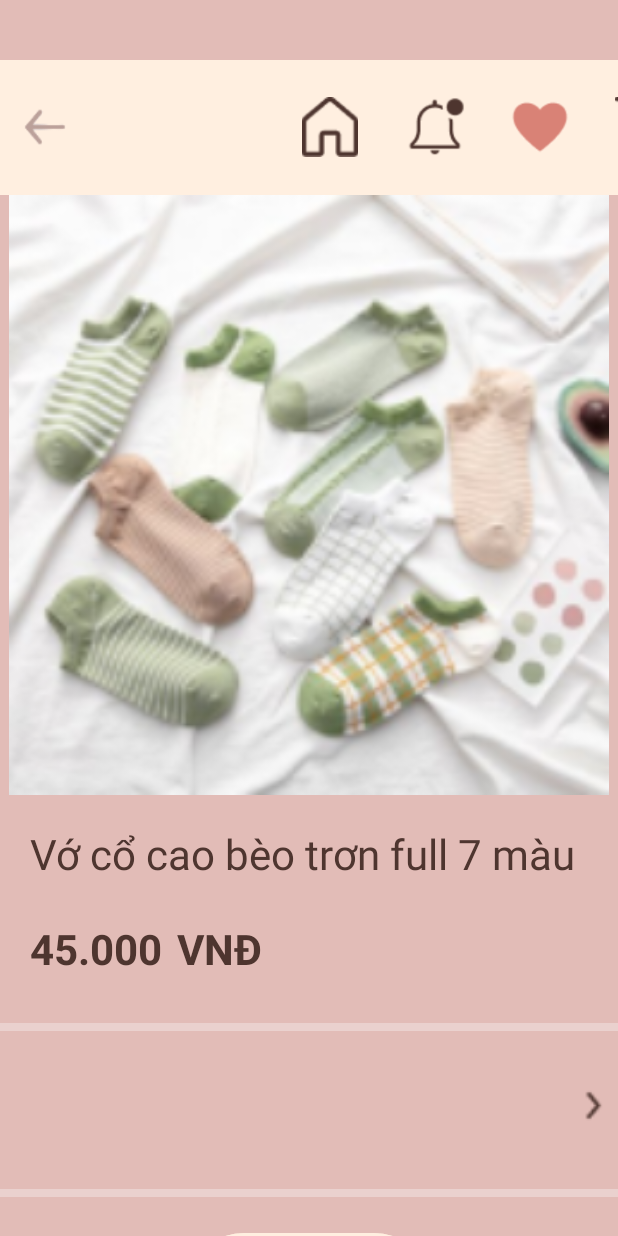
After one commit to thanhson539/DuAn1Application, an Android app: the layout activity_chi_tiet_san_pham.xml on its own in the app's theme, with its tools: preview values and no code run, on a phone screen of 412 x 824 dp. The commit adds this screen. Run offline under Robolectric (Android 15) with nearby library versions, the phone set to English and light mode, and no system bars.

Commit message:
this is all about my activity chitietsanpham(still have more to comit)

```diff
--- a/app/src/main/AndroidManifest.xml
+++ b/app/src/main/AndroidManifest.xml
@@ -1,6 +1,6 @@
 <?xml version="1.0" encoding="utf-8"?>
 <manifest xmlns:android="http://schemas.android.com/apk/res/android"
-    xmlns:tools="http://schemas.android.com/tools" >
+    xmlns:tools="http://schemas.android.com/tools">
 
     <application
         android:allowBackup="true"
@@ -11,7 +11,10 @@
         android:roundIcon="@mipmap/ic_launcher_round"
         android:supportsRtl="true"
         android:theme="@style/Theme.DuAn1Application"
-        tools:targetApi="31" >
+        tools:targetApi="31">
+        <activity
+            android:name=".Activities.ChiTietSanPhamActivity"
+            android:exported="false" />
         <activity
             android:name=".Activities.DangKyTaiKhoanActivity"
             android:exported="false" />
@@ -23,7 +26,7 @@
             android:exported="false" />
         <activity
             android:name=".Activities.ManHinhChaoActivity"
-            android:exported="true" >
+            android:exported="true">
             <intent-filter>
                 <action android:name="android.intent.action.MAIN" />
 
--- /dev/null
+++ b/app/src/main/java/md18202/nhom2/duan1application/Activities/ChiTietSanPhamActivity.java
@@ -0,0 +1,45 @@
+package md18202.nhom2.duan1application.Activities;
+
+import androidx.appcompat.app.AppCompatActivity;
+
+import android.content.Intent;
+import android.os.Bundle;
+import android.widget.Button;
+import android.widget.ImageView;
+import android.widget.TextView;
+
+import com.squareup.picasso.Picasso;
+
+import md18202.nhom2.duan1application.Models.SanPham;
+import md18202.nhom2.duan1application.R;
+
+public class ChiTietSanPhamActivity extends AppCompatActivity {
+    ImageView imgAnh_sanpham_chitiet;
+    TextView tvTen_sanpham_chitiet, tvGia_sanpham_chitiet;
+    Button btnChon_mua;
+    SanPham sanPham;
+    @Override
+    protected void onCreate(Bundle savedInstanceState) {
+        super.onCreate(savedInstanceState);
+        setContentView(R.layout.activity_chi_tiet_san_pham);
+        imgAnh_sanpham_chitiet = findViewById(R.id.imgAnh_sanpham_chitiet);
+        tvTen_sanpham_chitiet = findViewById(R.id.tvTen_sanpham_chitiet);
+        tvGia_sanpham_chitiet = findViewById(R.id.tvGia_sanpham_chitiet);
+        btnChon_mua = findViewById(R.id.btnChon_mua);
+
+        Intent intent = getIntent();
+        Bundle bundle = intent.getExtras();
+        sanPham = (SanPham) bundle.getSerializable("sanPham");
+
+        String srcImg = sanPham.getAnhSanPham();
+        int resourceId = getResources().getIdentifier(srcImg, "drawable", getPackageName());
+        Picasso.get().load(resourceId).into(imgAnh_sanpham_chitiet);
+        tvTen_sanpham_chitiet.setText(sanPham.getTenSanPham());
+        tvGia_sanpham_chitiet.setText(""+sanPham.getGiaSanPham());
+    }
+
+    @Override
+    public void onBackPressed() {
+        finish();
+    }
+}
--- a/app/src/main/java/md18202/nhom2/duan1application/Adapters/SanPhamAdapter2.java
+++ b/app/src/main/java/md18202/nhom2/duan1application/Adapters/SanPhamAdapter2.java
@@ -2,6 +2,8 @@ package md18202.nhom2.duan1application.Adapters;
 
 import android.app.Activity;
 import android.content.Context;
+import android.content.Intent;
+import android.os.Bundle;
 import android.view.LayoutInflater;
 import android.view.View;
 import android.view.ViewGroup;
@@ -10,12 +12,14 @@ import android.widget.TextView;
 import android.widget.Toast;
 
 import androidx.annotation.NonNull;
+import androidx.cardview.widget.CardView;
 import androidx.recyclerview.widget.RecyclerView;
 
 import com.squareup.picasso.Picasso;
 
 import java.util.ArrayList;
 
+import md18202.nhom2.duan1application.Activities.ChiTietSanPhamActivity;
 import md18202.nhom2.duan1application.Models.SanPham;
 import md18202.nhom2.duan1application.R;
 
@@ -50,6 +54,18 @@ public class SanPhamAdapter2 extends RecyclerView.Adapter<SanPhamAdapter2.MyView
                 Toast.makeText(context, "Chưa code chức năng mua hàng", Toast.LENGTH_SHORT).show();
             }
         });
+
+        holder.cardView.setOnClickListener(new View.OnClickListener() {
+            @Override
+            public void onClick(View v) {
+                SanPham sanPham = list.get(holder.getAdapterPosition());
+                Intent intent = new Intent(context, ChiTietSanPhamActivity.class);
+                Bundle bundle = new Bundle();
+                bundle.putSerializable("sanPham",sanPham);
+                intent.putExtras(bundle);
+                context.startActivity(intent);
+            }
+        });
     }
 
     @Override
@@ -63,12 +79,14 @@ public class SanPhamAdapter2 extends RecyclerView.Adapter<SanPhamAdapter2.MyView
     public class MyViewHolder extends RecyclerView.ViewHolder {
         ImageView imgSanPham_itemGrid, imgGioHang_itemGrid;
         TextView tvGiaSanPham_itemGrid;
+        CardView cardView;
 
         public MyViewHolder(@NonNull View itemView) {
             super(itemView);
             imgSanPham_itemGrid = itemView.findViewById(R.id.imgSanPham_itemGrid);
             imgGioHang_itemGrid = itemView.findViewById(R.id.imgGioHang_itemGrid);
             tvGiaSanPham_itemGrid = itemView.findViewById(R.id.tvGiaSanPham_itemGrid);
+            cardView = itemView.findViewById(R.id.cardView);
         }
     }
 }
--- a/app/src/main/java/md18202/nhom2/duan1application/Models/SanPham.java
+++ b/app/src/main/java/md18202/nhom2/duan1application/Models/SanPham.java
@@ -1,6 +1,8 @@
 package md18202.nhom2.duan1application.Models;
 
-public class SanPham {
+import java.io.Serializable;
+
+public class SanPham implements Serializable {
     private int sanPham_id;
     private int loaiSanPham_id;
     private String tenSanPham;
--- /dev/null
+++ b/app/src/main/res/layout/activity_chi_tiet_san_pham.xml
@@ -0,0 +1,147 @@
+<?xml version="1.0" encoding="utf-8"?>
+<LinearLayout xmlns:android="http://schemas.android.com/apk/res/android"
+    xmlns:app="http://schemas.android.com/apk/res-auto"
+    xmlns:tools="http://schemas.android.com/tools"
+    android:layout_width="match_parent"
+    android:layout_height="match_parent"
+    android:orientation="vertical"
+    android:background="#E2BCB7"
+    tools:context=".Activities.ChiTietSanPhamActivity">
+
+    <LinearLayout
+        android:layout_width="match_parent"
+        android:layout_height="90dp"
+        android:layout_marginTop="40dp"
+        android:background="#FFEFE0"
+        android:orientation="horizontal">
+
+        <ImageView
+            android:layout_width="40dp"
+            android:layout_height="40dp"
+            android:layout_gravity="center_vertical"
+            android:layout_marginLeft="10dp"
+            android:src="@drawable/frame_mui_ten_quay_lai" />
+
+        <LinearLayout
+            android:layout_width="wrap_content"
+            android:layout_height="match_parent"
+            android:orientation="horizontal"
+            android:layout_marginLeft="120dp">
+            <ImageView
+                android:layout_width="40dp"
+                android:layout_height="40dp"
+                android:layout_gravity="center_vertical"
+                android:layout_marginLeft="30dp"
+                android:src="@drawable/frame4_home" />
+            <ImageView
+                android:layout_width="40dp"
+                android:layout_height="40dp"
+                android:layout_gravity="center_vertical"
+                android:layout_marginLeft="30dp"
+                android:src="@drawable/frame4_thong_bao" />
+            <ImageView
+                android:layout_width="40dp"
+                android:layout_height="40dp"
+                android:layout_gravity="center_vertical"
+                android:layout_marginLeft="30dp"
+                android:src="@drawable/frame4_trai_tim" />
+            <ImageView
+                android:layout_width="40dp"
+                android:layout_height="40dp"
+                android:layout_gravity="center_vertical"
+                android:layout_marginLeft="30dp"
+                android:src="@drawable/frame4_gio_hang" />
+        </LinearLayout>
+    </LinearLayout>
+
+        <ImageView
+            android:id="@+id/imgAnh_sanpham_chitiet"
+            android:layout_width="match_parent"
+            android:layout_height="400dp"
+            android:src="@drawable/sanpham_co_ngan1"
+            android:layout_marginBottom="20dp"/>
+
+    <TextView
+        android:id="@+id/tvTen_sanpham_chitiet"
+        android:layout_width="match_parent"
+        android:layout_height="wrap_content"
+        android:text="Vớ cổ cao bèo trơn full 7 màu"
+        android:textSize="28sp"
+        android:textStyle="normal"
+        android:textColor="#4E352F"
+        android:layout_marginLeft="20dp"/>
+
+    <LinearLayout
+        android:layout_width="match_parent"
+        android:layout_height="wrap_content"
+        android:orientation="horizontal"
+        android:layout_marginLeft="20dp">
+        <TextView
+            android:id="@+id/tvGia_sanpham_chitiet"
+            android:layout_width="wrap_content"
+            android:layout_height="wrap_content"
+            android:text="45.000"
+            android:textColor="#4E352F"
+            android:textStyle="bold"
+            android:textSize="28sp"
+            android:layout_marginTop="25dp"
+            android:layout_marginBottom="25dp"/>
+        <TextView
+            android:layout_width="wrap_content"
+            android:layout_height="wrap_content"
+            android:text="VNĐ"
+            android:textColor="#4E352F"
+            android:textStyle="bold"
+            android:textSize="28sp"
+            android:layout_marginLeft="10dp"
+            android:layout_marginTop="25dp"
+            android:layout_marginBottom="25dp"/>
+    </LinearLayout>
+    <LinearLayout
+        android:layout_width="match_parent"
+        android:layout_height="5dp"
+        android:background="#EAD1CE"
+        android:layout_marginTop="5dp"/>
+
+    <LinearLayout
+        android:layout_width="match_parent"
+        android:layout_height="wrap_content"
+        android:orientation="horizontal"
+        android:weightSum="4">
+
+        <androidx.recyclerview.widget.RecyclerView
+            android:id="@+id/recycler_view_binh_luan"
+            android:layout_width="match_parent"
+            android:layout_height="100dp"
+            android:layout_weight="3"
+            android:orientation="horizontal"
+            app:layoutManager="androidx.recyclerview.widget.LinearLayoutManager" />
+
+        <ImageView
+            android:layout_width="30dp"
+            android:layout_height="30dp"
+            android:layout_gravity="center_vertical"
+            android:layout_margin="20dp"
+            android:src="@drawable/frame4_mui_ten" />
+
+    </LinearLayout>
+
+    <LinearLayout
+        android:layout_width="match_parent"
+        android:layout_height="5dp"
+        android:background="#EAD1CE"
+        android:layout_marginTop="5dp"/>
+
+    <Button
+        android:id="@+id/btnChon_mua"
+        android:layout_width="wrap_content"
+        android:layout_height="90dp"
+        android:backgroundTint="#FFEFE0"
+        android:text="Chọn mua"
+        android:textStyle="normal"
+        android:textSize="26sp"
+        android:textColor="#4E352F"
+        android:layout_gravity="center|bottom"
+        android:layout_marginTop="20dp" />
+
+</LinearLayout>
--- a/app/src/main/res/layout/item_san_pham2.xml
+++ b/app/src/main/res/layout/item_san_pham2.xml
@@ -2,7 +2,8 @@
 <androidx.cardview.widget.CardView xmlns:android="http://schemas.android.com/apk/res/android"
     android:layout_width="wrap_content"
     android:layout_margin="15dp"
-    android:layout_height="wrap_content">
+    android:layout_height="wrap_content"
+    android:id="@+id/cardView">
     <LinearLayout
         android:layout_width="wrap_content"
         android:orientation="vertical"
```
Also changed, not shown: app/src/main/res/drawable/frame_mui_ten_quay_lai.png (added).
